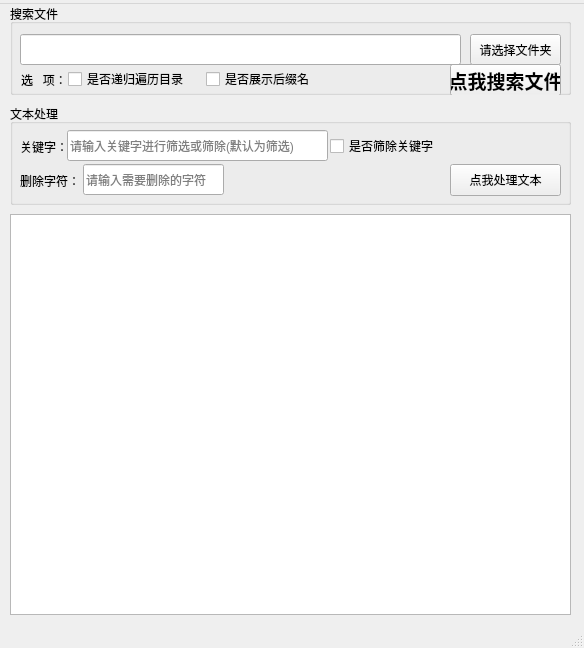
Qt form mainwindow.ui (intfish123/file-display) before a commit.
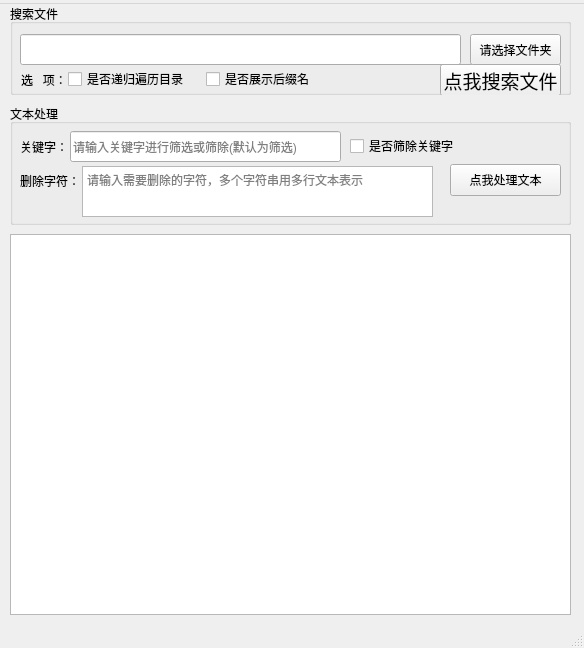
The same form after that commit.

```diff
--- a/mainwindow.ui
+++ b/mainwindow.ui
@@ -36,9 +36,9 @@
     <property name="geometry">
      <rect>
       <x>10</x>
-      <y>210</y>
+      <y>230</y>
       <width>561</width>
-      <height>401</height>
+      <height>381</height>
      </rect>
     </property>
     <property name="undoRedoEnabled">
@@ -102,16 +102,16 @@
     <widget class="QPushButton" name="searchBtn">
      <property name="geometry">
       <rect>
-       <x>440</x>
+       <x>430</x>
        <y>60</y>
-       <width>111</width>
+       <width>121</width>
        <height>32</height>
       </rect>
      </property>
      <property name="font">
       <font>
        <pointsize>14</pointsize>
-       <bold>true</bold>
+       <bold>false</bold>
       </font>
      </property>
      <property name="text">
@@ -151,44 +151,12 @@
       <x>10</x>
       <y>100</y>
       <width>561</width>
-      <height>101</height>
+      <height>121</height>
      </rect>
     </property>
     <property name="title">
      <string>文本处理</string>
     </property>
-    <widget class="QLineEdit" name="needDelContent">
-     <property name="geometry">
-      <rect>
-       <x>73</x>
-       <y>60</y>
-       <width>141</width>
-       <height>31</height>
-      </rect>
-     </property>
-     <property name="text">
-      <string/>
-     </property>
-     <property name="placeholderText">
-      <string>请输入需要删除的字符</string>
-     </property>
-    </widget>
-    <widget class="QLineEdit" name="keyword">
-     <property name="geometry">
-      <rect>
-       <x>57</x>
-       <y>26</y>
-       <width>261</width>
-       <height>31</height>
-      </rect>
-     </property>
-     <property name="text">
-      <string/>
-     </property>
-     <property name="placeholderText">
-      <string>请输入关键字进行筛选或筛除(默认为筛选)</string>
-     </property>
-    </widget>
     <widget class="QLabel" name="label">
      <property name="geometry">
       <rect>
@@ -205,7 +173,7 @@
     <widget class="QCheckBox" name="isScreenOutKeyword">
      <property name="geometry">
       <rect>
-       <x>320</x>
+       <x>340</x>
        <y>32</y>
        <width>121</width>
        <height>20</height>
@@ -241,6 +209,32 @@
       <string>点我处理文本</string>
      </property>
     </widget>
+    <widget class="QLineEdit" name="keyword">
+     <property name="geometry">
+      <rect>
+       <x>60</x>
+       <y>27</y>
+       <width>271</width>
+       <height>31</height>
+      </rect>
+     </property>
+     <property name="placeholderText">
+      <string>请输入关键字进行筛选或筛除(默认为筛选)</string>
+     </property>
+    </widget>
+    <widget class="QTextEdit" name="needDelContent">
+     <property name="geometry">
+      <rect>
+       <x>72</x>
+       <y>62</y>
+       <width>351</width>
+       <height>51</height>
+      </rect>
+     </property>
+     <property name="placeholderText">
+      <string>请输入需要删除的字符，多个字符串用多行文本表示</string>
+     </property>
+    </widget>
    </widget>
   </widget>
   <widget class="QMenuBar" name="menubar">
```
